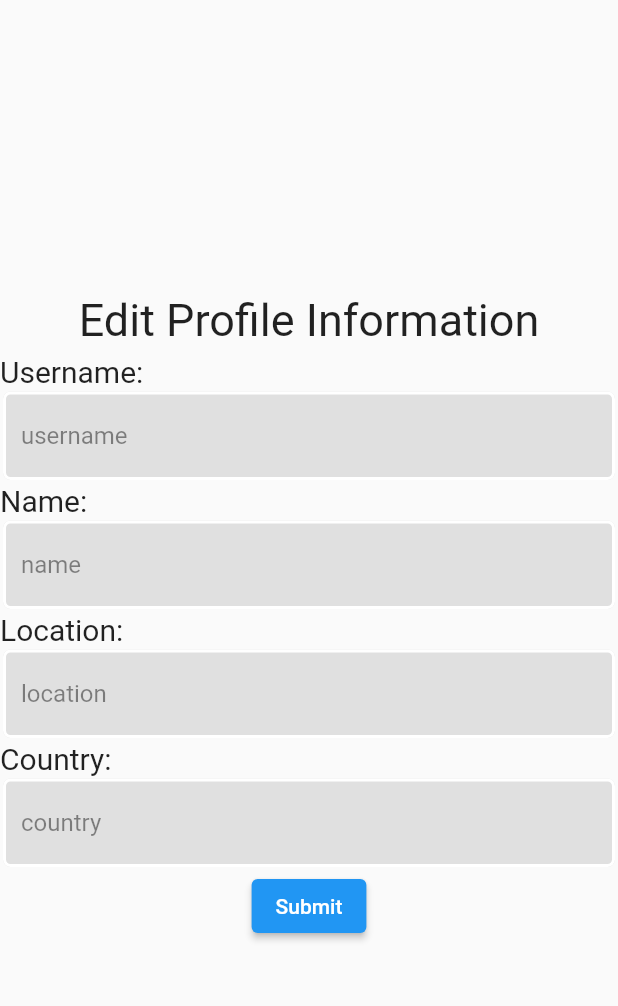
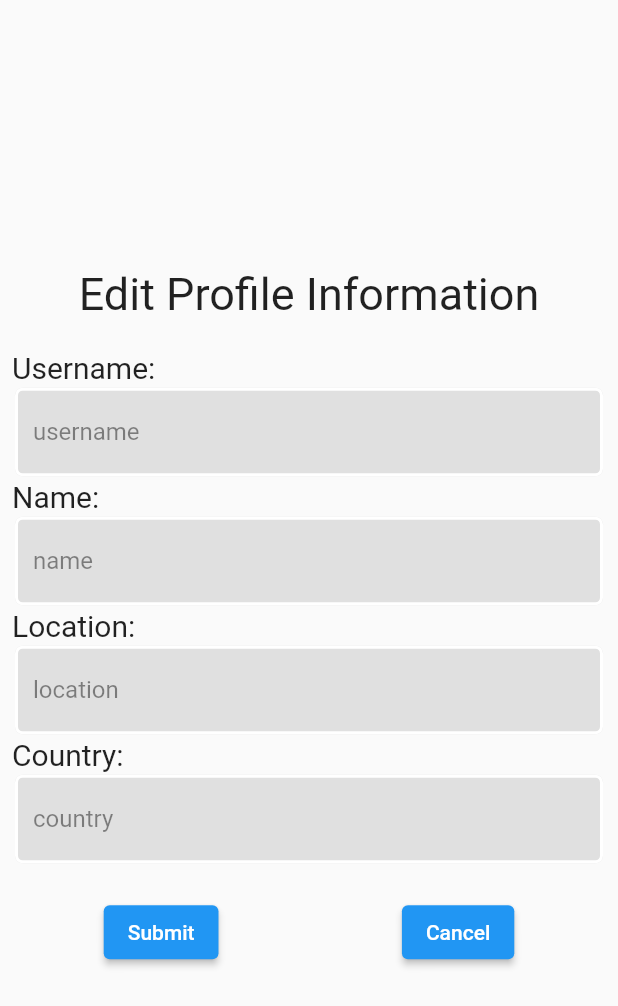
Before and after one commit to kmsanjar47/TechMart_Ecommerce, a Flutter app: the CheckOutPage screen opened directly with empty values, after a tap on "Edit", on a phone screen of 412 x 824 dp. Shown: the top 1006 px of the screen. Run offline on Flutter 3.47's test engine with Material 2 defaults, Android fonts, the phone set to English and light mode, and no system bars; our stand-ins replace carousel_slider, cloud_firestore, dots_indicator, firebase_auth, firebase_core, lottie; accounts and stored records are empty; network calls fail.

Commit message:
provider implemented

```diff
--- a/lib/pages/checkout_page.dart
+++ b/lib/pages/checkout_page.dart
@@ -61,7 +61,7 @@ class _CheckOutPageState extends State<CheckOutPage> {
                             ),
                           );
                           if (result == true) {
-                            setState(() {});
+                            controller.notifyListeners();
                           } else {}
                         },
                         child: const Text("Edit"))
--- a/lib/pages/dashboard_page.dart
+++ b/lib/pages/dashboard_page.dart
@@ -140,6 +140,7 @@ class _DashboardPageState extends State<DashboardPage>
                   padding: const EdgeInsets.all(8.0),
                   child: TitleText(text: "Category:"),
                 ),
+                const SizedBox(height: 10,),
                 GridView.builder(
                     shrinkWrap: true,
                     physics: const NeverScrollableScrollPhysics(),
--- a/lib/pages/profile_edit_page.dart
+++ b/lib/pages/profile_edit_page.dart
@@ -48,13 +48,15 @@ class _ProfileEditPageState extends State<ProfileEditPage> {
   Widget build(BuildContext context) {
     return Consumer<UserController>(builder: (_, controller, __) {
       return Scaffold(
-        body: Column(
+        body: Padding(
+          padding: const EdgeInsets.only(left: 8.0,right: 8.0),
+          child: Column(
             mainAxisAlignment: MainAxisAlignment.center,
             crossAxisAlignment: CrossAxisAlignment.start,
             children: [
               Center(child: TitleText(text: "Edit Profile Information")),
               const SizedBox(
-              height: 5,
+                height: 20,
               ),
               BigText(text: "Username:"),
               CustomTextField(
@@ -71,8 +73,11 @@ class _ProfileEditPageState extends State<ProfileEditPage> {
               CustomTextField(
                   textEditingController: controller.countryTxtCtl,
                   hintText: "country"),
-            Center(
-              child: ElevatedButton(
+              const SizedBox(height: 20,),
+              Row(
+                mainAxisAlignment: MainAxisAlignment.spaceAround,
+                children: [
+                  ElevatedButton(
                       onPressed: () async {
                         await UserController().updateUserProfileInfo(context,
                             name: controller.nameTxtCtl.text,
@@ -82,8 +87,16 @@ class _ProfileEditPageState extends State<ProfileEditPage> {
                         Navigator.of(context).pop(true);
                       },
                       child: const Text("Submit")),
+                  ElevatedButton(
+                    onPressed: () {
+                      Navigator.of(context).pop(false);
+                    },
+                    child: const Text("Cancel"),
                   )
                 ],
+              )
+            ],
+          ),
         ),
       );
     });
--- a/lib/pages/sign_in_page.dart
+++ b/lib/pages/sign_in_page.dart
@@ -44,7 +44,7 @@ class _SignInPageState extends State<SignInPage> {
               backgroundColor: Colors.transparent,
               foregroundColor: Colors.black,
               centerTitle: true,
-              title: Text("TechMart"),
+              title: const Text("TechMart"),
             ),
             body: Padding(
               padding: const EdgeInsets.all(6.0),
@@ -116,7 +116,7 @@ class _SignInPageState extends State<SignInPage> {
                           Navigator.push(
                             context,
                             MaterialPageRoute(
-                              builder: (context) => SignUpPage(),
+                              builder: (context) => const SignUpPage(),
                             ),
                           );
                         },
--- a/lib/widgets/user_profile_info_box.dart
+++ b/lib/widgets/user_profile_info_box.dart
@@ -10,14 +10,14 @@ class UserProfileInfoBox extends StatelessWidget {
   @override
   Widget build(BuildContext context) {
     return Container(
-      padding: EdgeInsets.all(8),
-      margin: EdgeInsets.only(right: 5,left: 5),
+      padding: const EdgeInsets.all(8),
+      margin: const EdgeInsets.only(right: 5,left: 5),
 
       width: MediaQuery.of(context).size.width,
       decoration: BoxDecoration(
           border: Border.all(width: 3,color: Colors.white),
           color: Colors.grey[200],
-          borderRadius: BorderRadius.all(Radius.circular(8))
+          borderRadius: const BorderRadius.all(Radius.circular(8))
       ),
       child: Center(
         child: BigText(text:
```
Also changed, not shown: lib/controllers/product_controllers.dart (+8 -2 lines), lib/pages/cart_page.dart (+3 -15 lines), lib/pages/orders_page.dart (+0 -24 lines), lib/pages/product_page.dart (+24 -32 lines), lib/widgets/cart_item_box.dart (+31 -20 lines), lib/widgets/category_box_widget.dart (+6 -3 lines). Lines whose indentation alone changed are shown as unchanged.
